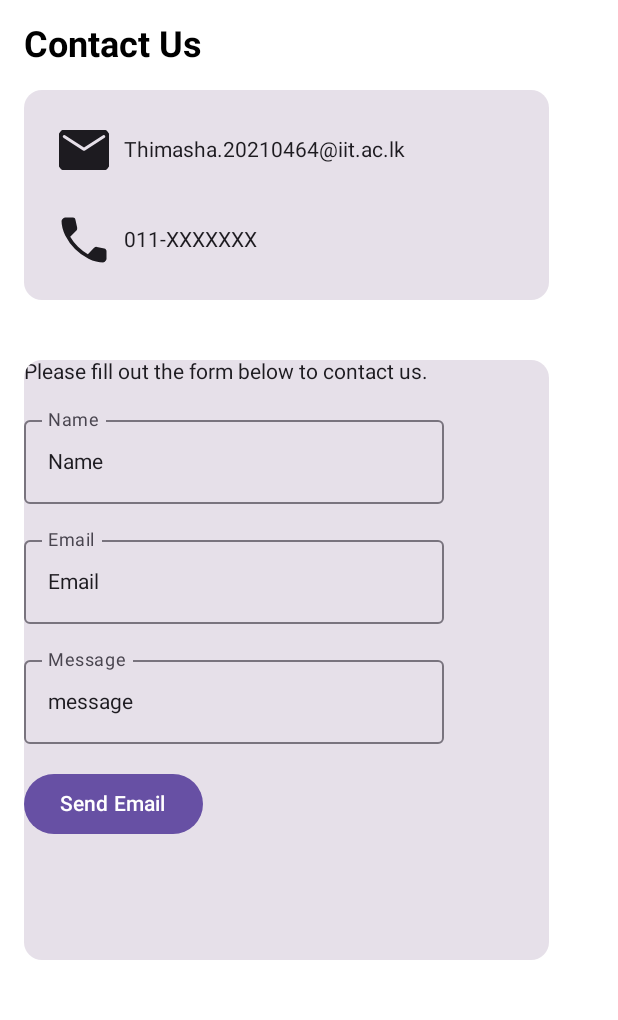
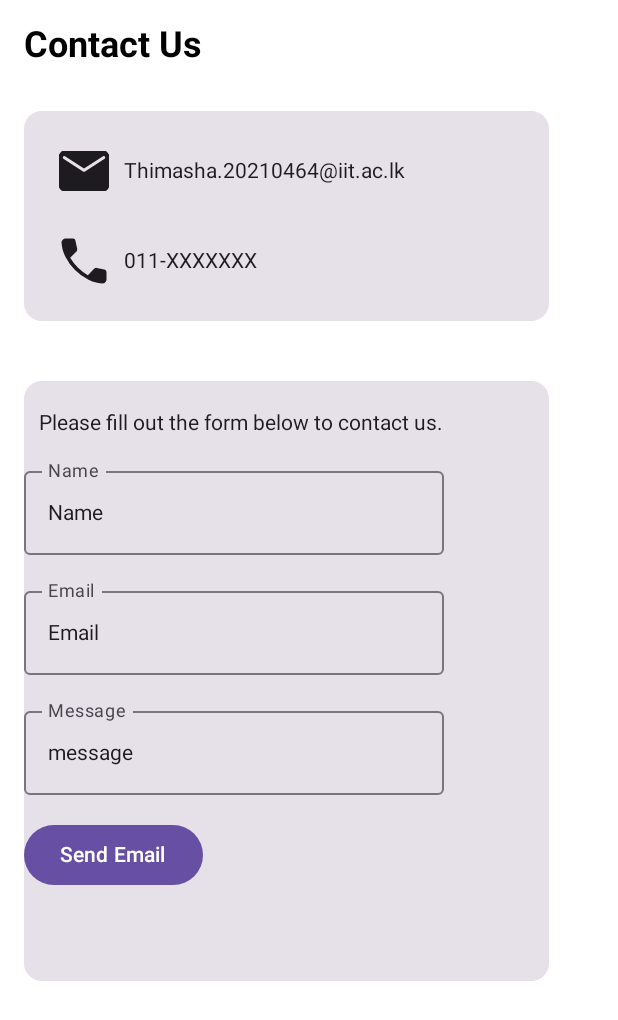
Before and after one commit to chamajay/deepsense, an Android app built with Jetpack Compose: the @Preview function ContactUsScreenPreview, on a phone screen of 412 x 824 dp. Shown: the top 1020 px of the screen. Run offline under Robolectric (Android 15) with nearby library versions, the phone set to English and light mode, and no system bars.

Commit message:
improve contact us screen

```diff
--- a/app/src/main/java/com/codestack/deepsense/screens/contactus/ContactUsScreen.kt
+++ b/app/src/main/java/com/codestack/deepsense/screens/contactus/ContactUsScreen.kt
@@ -13,7 +13,7 @@ import androidx.compose.ui.tooling.preview.Preview
 import androidx.compose.ui.unit.dp
 import androidx.compose.ui.unit.sp
 import com.codestack.deepsense.R
-import com.codestack.deepsense.screens.aboutus.AboutUsScreen
+
 
 @OptIn(ExperimentalMaterial3Api::class)
 @Composable
@@ -24,16 +24,14 @@ fun ContactUsScreen() {
             .padding(16.dp)
             .fillMaxHeight()
 
-    )
+    ){
+        Text(text = "Contact Us", fontWeight = FontWeight.Bold, fontSize = 24.sp)
+        Spacer(modifier = Modifier.height(30.dp))
 
-    {
-        Text(text = "Contact Us", fontWeight = FontWeight.Bold, fontSize = 24.sp)
-        Spacer(modifier = Modifier.height(16.dp))
-
-        Card(Modifier.size(width = 350.dp, height = 140.dp)){
+        Card(Modifier.size(width = 350.dp, height = 140.dp)) {
             Spacer(modifier = Modifier.height(20.dp))
 
-            Row(verticalAlignment = Alignment.CenterVertically){
+            Row(verticalAlignment = Alignment.CenterVertically) {
                 Spacer(modifier = Modifier.width(20.dp))
                 Icon(
                     painter = painterResource(R.drawable.mail_48px),
@@ -50,7 +48,7 @@ fun ContactUsScreen() {
             }
             Spacer(modifier = Modifier.height(20.dp))
             Spacer(modifier = Modifier.width(20.dp))
-            Row(verticalAlignment = Alignment.CenterVertically){
+            Row(verticalAlignment = Alignment.CenterVertically) {
                 Spacer(modifier = Modifier.width(20.dp))
                 Icon(
                     painter = painterResource(R.drawable.call_48px),
@@ -68,10 +66,11 @@ fun ContactUsScreen() {
         }
         Spacer(modifier = Modifier.height(40.dp))
 
-        Card(Modifier.size(width = 350.dp, height = 400.dp)){
+        Card(Modifier.size(width = 350.dp, height = 400.dp)) {
+            Spacer(modifier = Modifier.height(20.dp))
 
             Text(
-                text = "Please fill out the form below to contact us.",
+                text = "   Please fill out the form below to contact us.",
             )
             Spacer(modifier = Modifier.height(16.dp))
 
@@ -99,8 +98,8 @@ fun ContactUsScreen() {
                 Text("Send Email")
             }
         }
+
     }
-
 }
 
 @Preview
```
